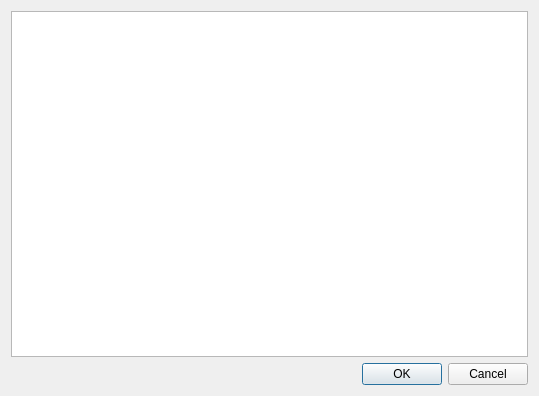
Before: the Qt Designer form 04_Bolas/dtablarebotes.ui in TheMakros12/interfaces, drawn with Qt 5.
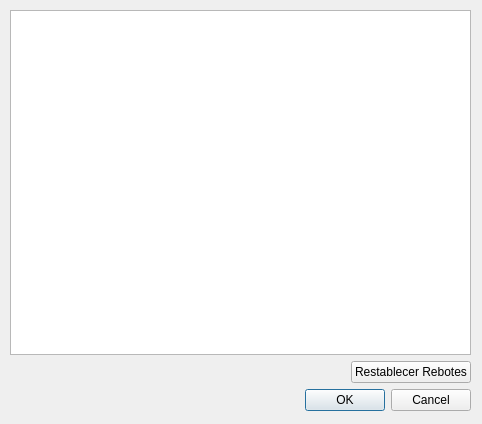
After: the same form once the commit is applied.

```diff
--- a/04_Bolas/dtablarebotes.ui
+++ b/04_Bolas/dtablarebotes.ui
@@ -6,17 +6,53 @@
    <rect>
     <x>0</x>
     <y>0</y>
-    <width>539</width>
-    <height>396</height>
+    <width>482</width>
+    <height>424</height>
    </rect>
   </property>
   <property name="windowTitle">
    <string>Dialog</string>
   </property>
+  <widget class="QWidget" name="">
+   <property name="geometry">
+    <rect>
+     <x>10</x>
+     <y>10</y>
+     <width>461</width>
+     <height>401</height>
+    </rect>
+   </property>
   <layout class="QVBoxLayout" name="verticalLayout">
    <item>
     <widget class="QTableView" name="tablaRebotes"/>
    </item>
+    <item>
+     <layout class="QHBoxLayout" name="horizontalLayout">
+      <item>
+       <spacer name="horizontalSpacer">
+        <property name="orientation">
+         <enum>Qt::Horizontal</enum>
+        </property>
+        <property name="sizeType">
+         <enum>QSizePolicy::Fixed</enum>
+        </property>
+        <property name="sizeHint" stdset="0">
+         <size>
+          <width>400</width>
+          <height>20</height>
+         </size>
+        </property>
+       </spacer>
+      </item>
+      <item>
+       <widget class="QPushButton" name="btnRestablecerRebotes">
+        <property name="text">
+         <string>Restablecer Rebotes</string>
+        </property>
+       </widget>
+      </item>
+     </layout>
+    </item>
    <item>
     <widget class="QDialogButtonBox" name="buttonBox">
      <property name="orientation">
@@ -28,6 +64,7 @@
     </widget>
    </item>
   </layout>
+  </widget>
  </widget>
  <resources/>
  <connections>
```
Lines whose indentation alone changed are shown as unchanged.
